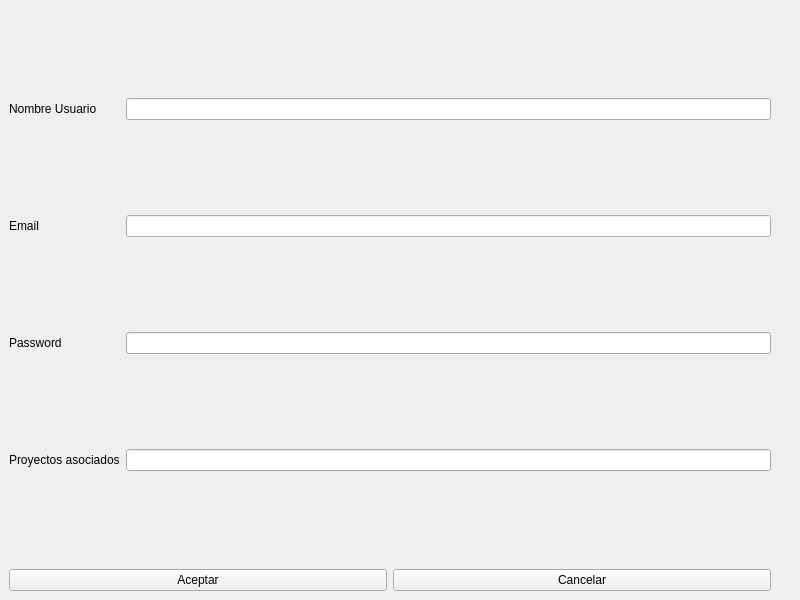
Qt form Interfaces/view_modificar_usuario.ui (adrianvillanueva997/computation_lab_2) before a commit.
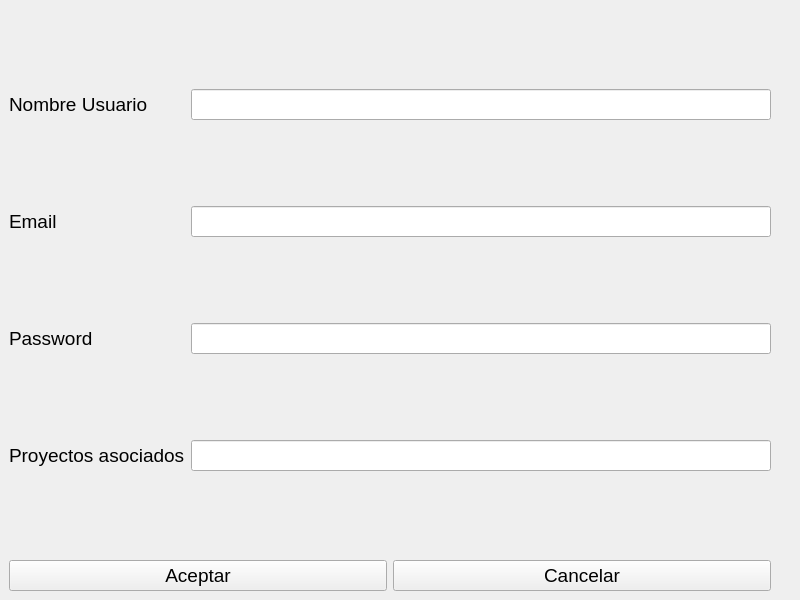
The same form after that commit.

```diff
--- a/Interfaces/view_modificar_usuario.ui
+++ b/Interfaces/view_modificar_usuario.ui
@@ -10,6 +10,11 @@
                 <height>600</height>
             </rect>
         </property>
+  <property name="font">
+   <font>
+    <pointsize>14</pointsize>
+   </font>
+  </property>
         <property name="windowTitle">
             <string>MainWindow</string>
         </property>
```
Lines whose indentation alone changed are shown as unchanged.
